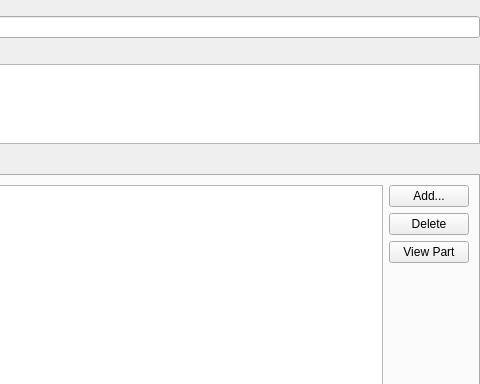
First picture: the form in src/editors/projecteditorform.ui, repository jassuncao/myparts, before the edit; both pictures show x 382 to 862 and y 0 to 384 of the 862 by 588 pixel window.
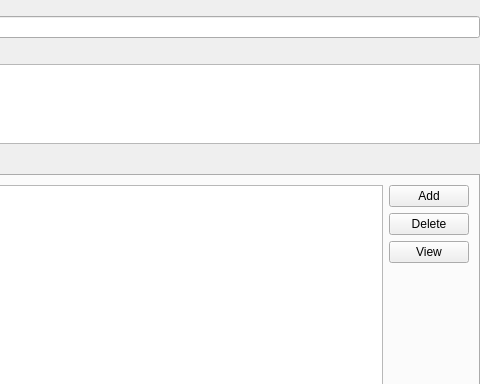
Second picture: the form after the edit. Icons and pictures are not drawn.

Patch:
```diff
--- a/src/editors/projecteditorform.ui
+++ b/src/editors/projecteditorform.ui
@@ -129,7 +129,11 @@
          <item>
           <widget class="QPushButton" name="addPartButton">
            <property name="text">
-            <string>Add...</string>
+            <string>Add</string>
+           </property>
+           <property name="icon">
+            <iconset resource="../resources.qrc">
+             <normaloff>:/icons/addStock</normaloff>:/icons/addStock</iconset>
            </property>
           </widget>
          </item>
@@ -143,7 +147,11 @@
          <item>
           <widget class="QPushButton" name="viewPartButton">
            <property name="text">
-            <string>View Part</string>
+            <string>View</string>
+           </property>
+           <property name="icon">
+            <iconset resource="../resources.qrc">
+             <normaloff>:/icons/partView</normaloff>:/icons/partView</iconset>
            </property>
           </widget>
          </item>
```
Left out of the diff: 14 changed lines with no effect on the pictures.
